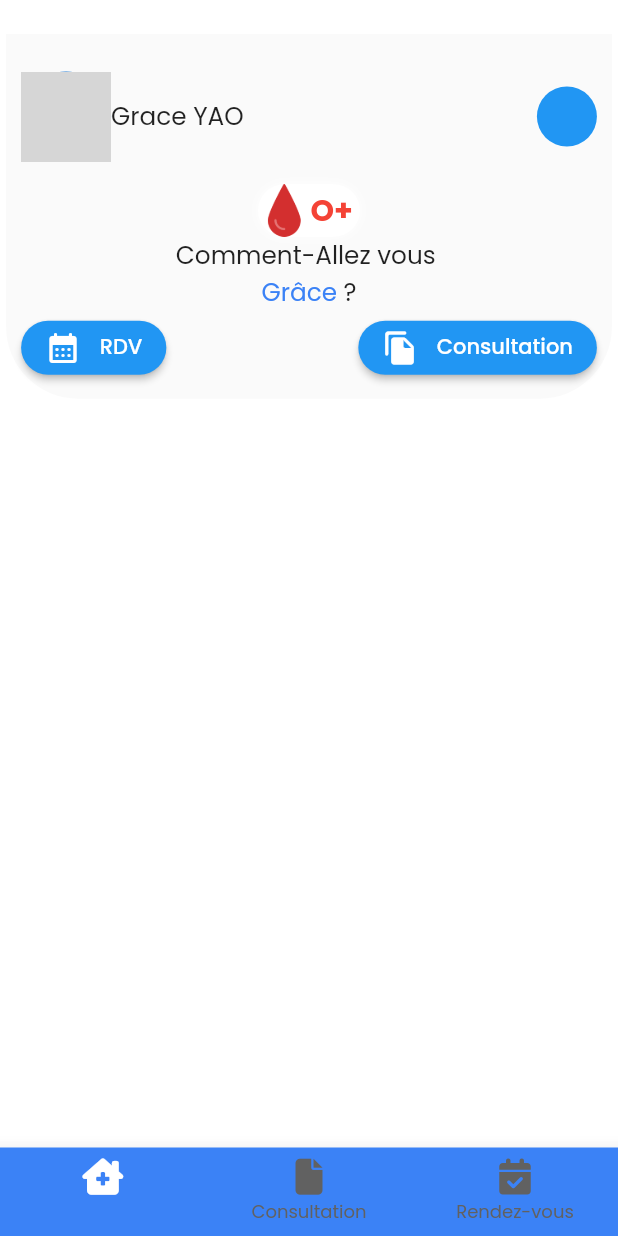
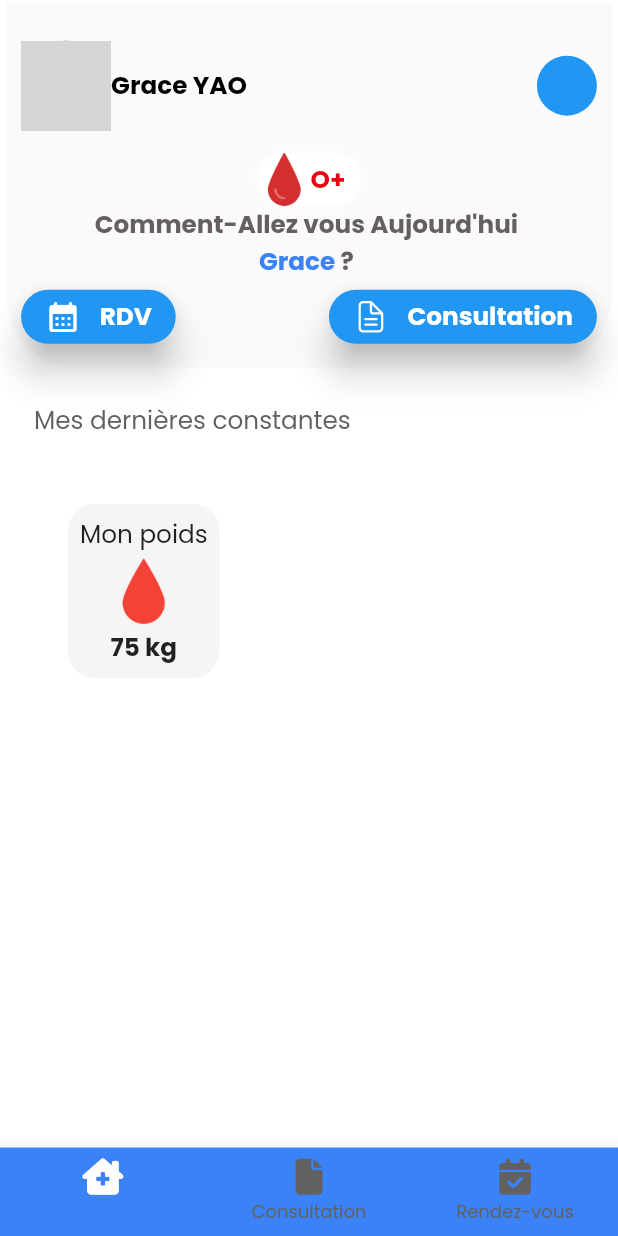
Before and after one commit to graceyaob/doctrosso, a Flutter app: the screen it shows after launch, after a tap on "Connexion", on a phone screen of 412 x 824 dp. Run offline on Flutter 3.47's test engine with Material 2 defaults, Android fonts, the phone set to English and light mode, and no system bars; our stand-ins replace flutter_svg, font_awesome_flutter, google_fonts, ionicons; grey boxes are pictures that could not be loaded.

Commit message:
integration du bloc mes dernières constantes

```diff
--- /dev/null
+++ b/lib/components/home/containerImage.dart
@@ -0,0 +1,40 @@
+import 'package:doctrosso/utils/config.dart';
+import 'package:flutter/material.dart';
+
+class ContainerImage extends StatelessWidget {
+  const ContainerImage({super.key});
+
+  @override
+  Widget build(BuildContext context) {
+    return monContainerRaduis("Mon poids", "assets/images/sang.png", "75 kg");
+  }
+
+  Widget monContainerRaduis(String title, String image, String valeur) {
+    return Container(
+      decoration: BoxDecoration(
+          borderRadius: BorderRadius.circular(20),
+          color: Colors.grey[100],
+          border: Border.all(color: Colors.white, width: 2)),
+      padding: const EdgeInsets.all(8),
+      child: Column(
+        mainAxisAlignment: MainAxisAlignment.center,
+        children: [
+          Text(
+            title,
+            style: TextStyle(
+                fontSize: Config.widthSize * 0.04, fontWeight: FontWeight.w400),
+          ),
+          Image(
+            height: 50,
+            image: AssetImage(image),
+          ),
+          Text(
+            valeur,
+            style: TextStyle(
+                fontWeight: FontWeight.bold, fontSize: Config.widthSize * 0.04),
+          )
+        ],
+      ),
+    );
+  }
+}
--- a/lib/components/home/welcome.dart
+++ b/lib/components/home/welcome.dart
@@ -1,7 +1,7 @@
-import 'package:doctrosso/components/button.dart';
 import 'package:doctrosso/components/imageProfil.dart';
 import 'package:doctrosso/utils/config.dart';
 import 'package:flutter/material.dart';
+import 'package:ionicons/ionicons.dart';
 
 class Welcome extends StatelessWidget {
   const Welcome({super.key});
@@ -10,12 +10,12 @@ class Welcome extends StatelessWidget {
   Widget build(BuildContext context) {
     double largeur = MediaQuery.of(context).size.width;
     return Container(
-      padding: EdgeInsets.all(10),
+      padding: const EdgeInsets.all(10),
       decoration: BoxDecoration(
-          borderRadius: BorderRadius.only(
+          borderRadius: const BorderRadius.only(
               bottomRight: Radius.circular(50),
               bottomLeft: Radius.circular(50)),
-          color: Colors.grey[50],
+          color: Colors.grey.withOpacity(0.05),
           border: Border.all(color: Colors.white, width: 2)),
       height: Config.heightSize * 0.30,
       child: Column(
@@ -30,14 +30,11 @@ class Welcome extends StatelessWidget {
                 Row(
                   children: [
                     CadrePhoto(raduis: 30),
-                    Text(
-                      "Grace YAO",
-                      style: TextStyle(fontSize: largeur * 0.04),
-                    )
+                    text(Colors.black, "Grace YAO")
                   ],
                 ),
                 //icone notification
-                CircleAvatar(
+                const CircleAvatar(
                   backgroundColor: Colors.blue,
                 )
               ],
@@ -48,7 +45,7 @@ class Welcome extends StatelessWidget {
           Container(
             width: 68,
             height: 35,
-            decoration: BoxDecoration(
+            decoration: const BoxDecoration(
                 color: Colors.white,
                 borderRadius: BorderRadius.horizontal(
                     left: Radius.circular(75), right: Radius.circular(75)),
@@ -56,13 +53,7 @@ class Welcome extends StatelessWidget {
             child: Row(
               children: [
                 Image.asset("assets/images/goutte-de-sang.png"),
-                Text(
-                  "O+",
-                  style: TextStyle(
-                      color: Colors.red,
-                      fontWeight: FontWeight.bold,
-                      fontSize: 20),
-                )
+                text(const Color(0xFFED0010), "O+")
               ],
             ),
           ),
@@ -71,27 +62,14 @@ class Welcome extends StatelessWidget {
           Column(
             mainAxisAlignment: MainAxisAlignment.center,
             children: [
-              Text(
-                "Comment-Allez vous ",
-                style: TextStyle(fontSize: largeur * 0.04),
-              ),
+              text(const Color(0xFF655F5F), "Comment-Allez vous Aujourd'hui"),
               Row(
                 mainAxisAlignment: MainAxisAlignment.center,
                 children: [
-                  Text(
-                    "Grâce ",
-                    style: TextStyle(
-                        color: Config.couleurPrincipale,
-                        fontSize: largeur * 0.04),
-                  ),
-                  Text(
-                    "?",
-                    style: TextStyle(fontSize: largeur * 0.04),
-                  )
+                  text(Config.couleurPrincipale, "Grace"),
+                  text(const Color(0xFF655F5F), "?")
                 ],
               ),
-
-              //bouton
             ],
           ),
 
@@ -99,44 +77,52 @@ class Welcome extends StatelessWidget {
           Row(
             mainAxisAlignment: MainAxisAlignment.spaceBetween,
             children: [
-              ElevatedButton(
-                  style: ElevatedButton.styleFrom(
-                    shape: RoundedRectangleBorder(
-                        borderRadius: BorderRadius.circular(30)),
-                  ),
-                  onPressed: () {},
-                  child: Row(
-                    children: [
-                      Icon(Icons.calendar_month_rounded),
-                      SizedBox(
-                        width: Config.widthSize * 0.03,
-                      ),
-                      Text(
-                        "RDV",
-                      )
-                    ],
-                  )),
-              ElevatedButton(
-                  style: ElevatedButton.styleFrom(
-                    shape: RoundedRectangleBorder(
-                        borderRadius: BorderRadius.circular(30)),
-                  ),
-                  onPressed: () {},
-                  child: Row(
-                    children: [
-                      Icon(Icons.file_copy_rounded),
-                      SizedBox(
-                        width: Config.widthSize * 0.03,
-                      ),
-                      Text(
-                        "Consultation",
-                      )
-                    ],
-                  ))
+              button("RDV", const Icon(Icons.calendar_month_rounded)),
+              button("Consultation", const Icon(Ionicons.document_text_outline))
             ],
           )
         ],
       ),
     );
   }
+
+  // Mes widgets
+
+  Widget button(String title, Icon iconData) {
+    return ElevatedButton(
+        style: ElevatedButton.styleFrom(
+          elevation: 10,
+          shape: RoundedRectangleBorder(
+            borderRadius: BorderRadius.circular(30),
+          ),
+        ),
+        onPressed: () {},
+        child: Row(
+          children: [
+            iconData,
+            SizedBox(
+              width: Config.widthSize * 0.03,
+            ),
+            Text(
+              "$title",
+              style: TextStyle(
+                  fontWeight: FontWeight.bold,
+                  fontSize: Config.widthSize! * 0.04),
+            )
+          ],
+        ));
+  }
+
+  Widget text(
+    Color couleur,
+    String text,
+  ) {
+    return Text(
+      "$text ",
+      style: TextStyle(
+          color: couleur,
+          fontSize: Config.widthSize * 0.04,
+          fontWeight: FontWeight.bold),
+    );
+  }
 }
--- a/lib/pages/home.dart
+++ b/lib/pages/home.dart
@@ -1,5 +1,7 @@
+import 'package:doctrosso/components/home/containerImage.dart';
 import 'package:doctrosso/components/home/welcome.dart';
 import 'package:doctrosso/components/imageProfil.dart';
+import 'package:doctrosso/utils/config.dart';
 import 'package:flutter/material.dart';
 
 class HomePage extends StatefulWidget {
@@ -16,9 +18,38 @@ class _HomePageState extends State<HomePage> {
     return Scaffold(
       body: Padding(
         padding: EdgeInsets.symmetric(
-            horizontal: largeur * 0.005, vertical: largeur * 0.05),
+          horizontal: largeur * 0.005,
+        ),
         child: SingleChildScrollView(
-          child: Welcome(),
+          child: SafeArea(
+              child: Column(
+            crossAxisAlignment: CrossAxisAlignment.start,
+            children: [
+              Welcome(),
+              Padding(
+                  padding: EdgeInsets.symmetric(
+                      horizontal: Config.widthSize * 0.05,
+                      vertical: Config.widthSize * 0.05),
+                  child: Column(
+                    crossAxisAlignment: CrossAxisAlignment.start,
+                    mainAxisAlignment: MainAxisAlignment.spaceAround,
+                    children: [
+                      Text(
+                        "Mes dernières constantes",
+                        style: TextStyle(
+                            color: Color(0xFF655F5F),
+                            fontSize: Config.widthSize * 0.04),
+                      ),
+                      Config.spaceMeduim,
+                      Padding(
+                        padding: EdgeInsets.symmetric(
+                            horizontal: Config.widthSize * 0.05),
+                        child: ContainerImage(),
+                      )
+                    ],
+                  )),
+            ],
+          )),
         ),
       ),
     );
--- a/pubspec.yaml
+++ b/pubspec.yaml
@@ -38,6 +38,7 @@ dependencies:
   google_fonts: ^5.1.0
   flutter_svg: ^2.0.7
   google_nav_bar: ^5.0.6
+  ionicons: ^0.2.2
 
   #dependance video
   font_awesome_flutter: ^10.5.0
@@ -47,6 +48,7 @@ dependencies:
   rating_dialog: ^2.0.4
   shared_preferences: ^2.2.1
   provider: ^6.0.5
+
 
 
 dev_dependencies:
```
Also changed, not shown: pubspec.lock, 1 other file.
